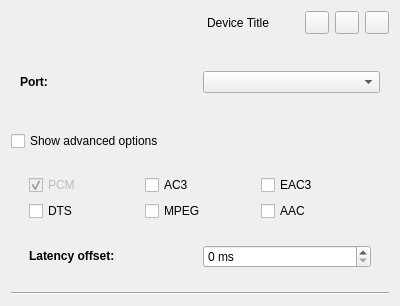
lxqt/pavucontrol-qt, file src/devicewidget.ui: the form before one commit.
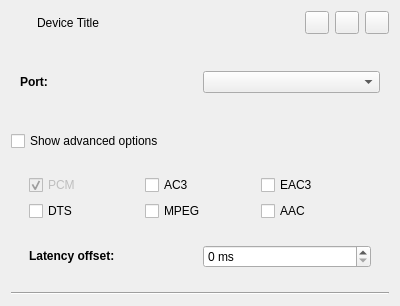
The form after the commit. Icons and pictures are not drawn.

Commit message: ui: Align titles left

Diff of the .ui file:
```diff
--- a/src/devicewidget.ui
+++ b/src/devicewidget.ui
@@ -37,6 +37,19 @@
        </property>
       </widget>
      </item>
+     <item>
+      <spacer name="horizontalSpacer">
+       <property name="orientation">
+        <enum>Qt::Horizontal</enum>
+       </property>
+       <property name="sizeHint" stdset="0">
+        <size>
+         <width>40</width>
+         <height>20</height>
+        </size>
+       </property>
+      </spacer>
+     </item>
      <item>
       <widget class="QToolButton" name="muteToggleButton">
        <property name="toolTip">
```
The commit also changes 2 other files.
